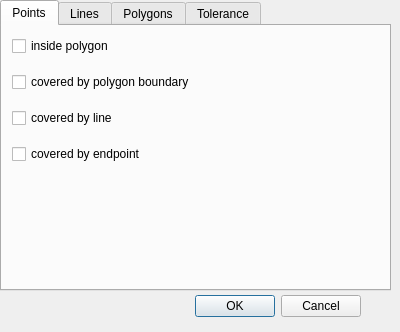
Before: the Qt Designer form rulesDialog.ui in wonder-sk/topol, drawn with Qt 5.
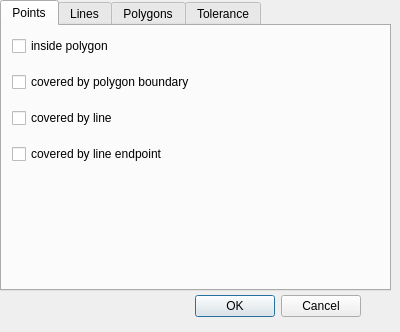
After: the same form once the commit is applied.

Commit message: new tests: point in polygon, point covered by segment,

```diff
--- a/rulesDialog.ui
+++ b/rulesDialog.ui
@@ -65,7 +65,7 @@
       <item row="4" column="0">
        <widget class="QCheckBox" name="overlapBox_3">
         <property name="text">
-         <string>covered by endpoint</string>
+         <string>covered by line endpoint</string>
         </property>
        </widget>
       </item>
```
The commit also changes 5 other files.
